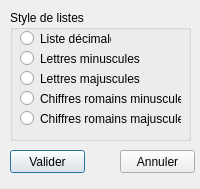
Qt form puces.ui (chindit/dadaword) before a commit.
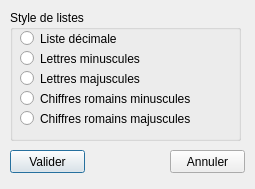
The same form after that commit. Icons and pictures are not drawn.

What changed in the file:
```diff
--- a/puces.ui
+++ b/puces.ui
@@ -6,7 +6,7 @@
    <rect>
     <x>0</x>
     <y>0</y>
-    <width>200</width>
+    <width>255</width>
     <height>189</height>
    </rect>
   </property>
@@ -25,7 +25,7 @@
     <rect>
      <x>10</x>
      <y>10</y>
-     <width>181</width>
+     <width>231</width>
      <height>131</height>
     </rect>
    </property>
@@ -37,7 +37,7 @@
      <rect>
       <x>10</x>
       <y>20</y>
-      <width>91</width>
+      <width>221</width>
       <height>17</height>
      </rect>
     </property>
@@ -50,7 +50,7 @@
      <rect>
       <x>10</x>
       <y>40</y>
-      <width>121</width>
+      <width>211</width>
       <height>17</height>
      </rect>
     </property>
@@ -63,7 +63,7 @@
      <rect>
       <x>10</x>
       <y>60</y>
-      <width>121</width>
+      <width>211</width>
       <height>17</height>
      </rect>
     </property>
@@ -76,7 +76,7 @@
      <rect>
       <x>10</x>
       <y>80</y>
-      <width>161</width>
+      <width>221</width>
       <height>17</height>
      </rect>
     </property>
@@ -89,7 +89,7 @@
      <rect>
       <x>10</x>
       <y>100</y>
-      <width>161</width>
+      <width>221</width>
       <height>17</height>
      </rect>
     </property>
@@ -118,7 +118,7 @@
   <widget class="QPushButton" name="bouton_exit">
    <property name="geometry">
     <rect>
-     <x>120</x>
+     <x>170</x>
      <y>150</y>
      <width>75</width>
      <height>23</height>
```
